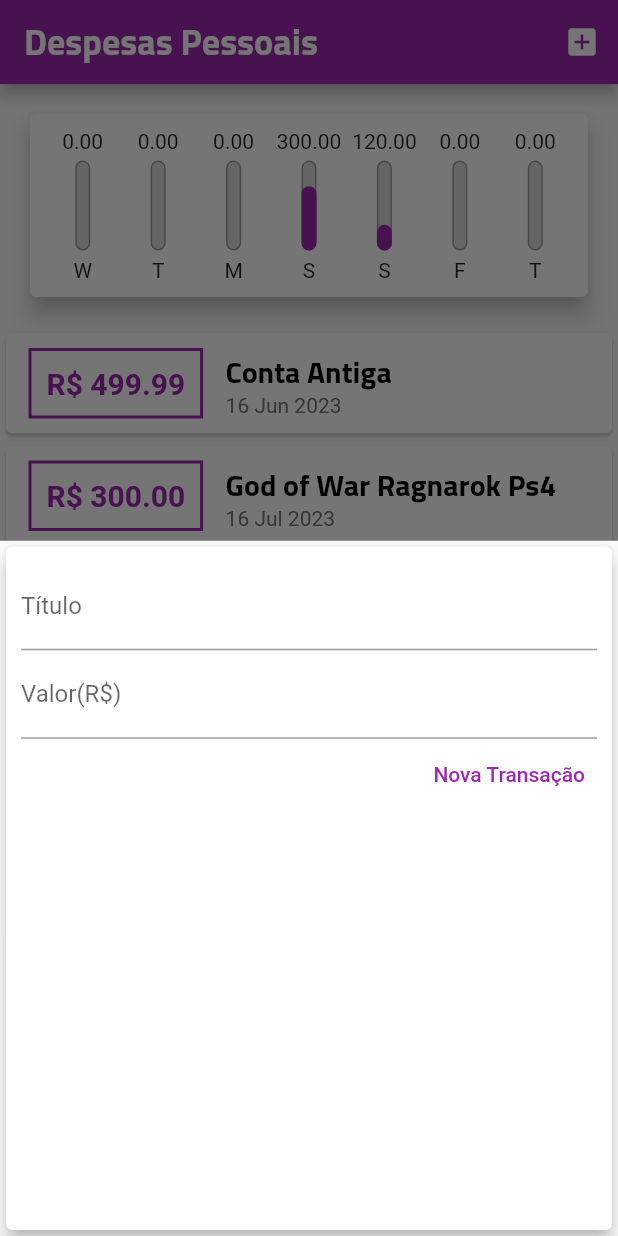
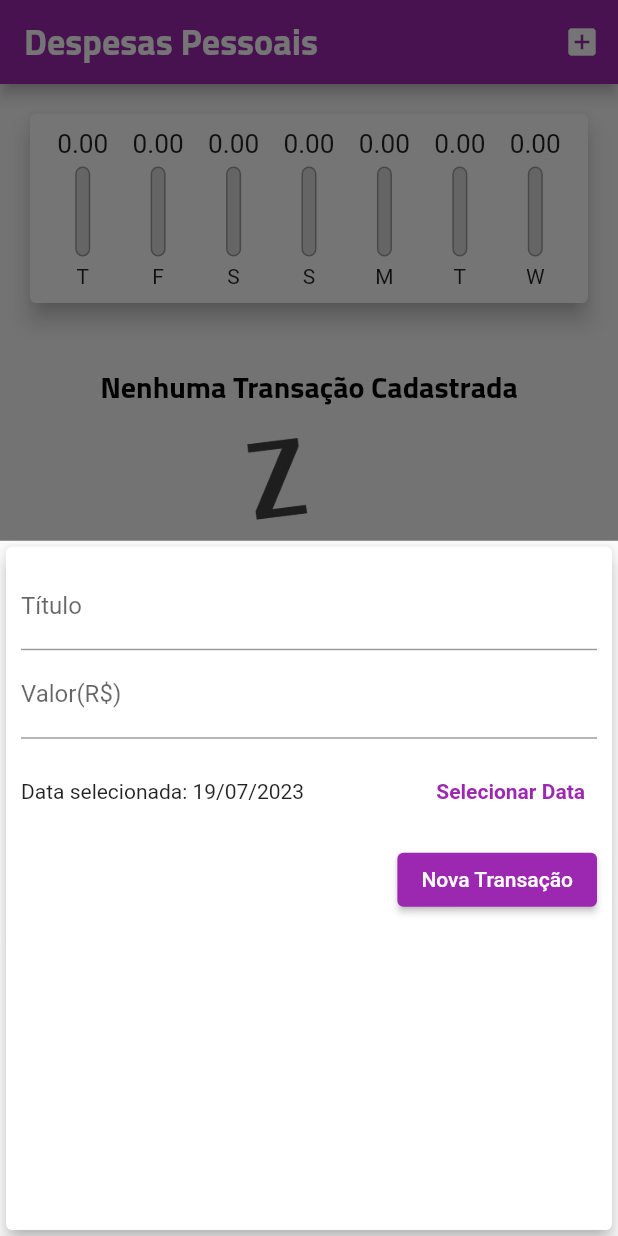
Before and after one commit to nahtanPNG/curso-flutter-udemy, a Flutter app: the screen it shows after launch, after a tap on the "add box" icon, on a phone screen of 412 x 824 dp. Run offline on Flutter 3.47's test engine with Material 2 defaults, Android fonts, the phone set to English and light mode, and no system bars.

Commit message:
Apagar Transação e Selecionar data

```diff
--- a/Flutter/Construindo App Real - Despesas Pessoais/expenses/lib/components/chart.dart
+++ b/Flutter/Construindo App Real - Despesas Pessoais/expenses/lib/components/chart.dart
@@ -30,7 +30,7 @@ class Chart extends StatelessWidget {
         'day': DateFormat.E().format(weekDay)[0], //Pegando a primeira letra do dia da semana
         'value': totalSum,
       };
-    });
+    }).reversed.toList(); // Reverte a ordem dos elementos
   }
 
   double get _weekTotalValue {
@@ -54,7 +54,7 @@ class Chart extends StatelessWidget {
                 child: ChartBar(
                   label: tr['day'] as String,
                   value: tr['value'] as double,
-                  percentage: (tr['value'] as double) / _weekTotalValue, //Dividindo o valor pelo valor total da semana para descobrir a porcentagem
+                  percentage: _weekTotalValue == 0 ? 0 : (tr['value'] as double) / _weekTotalValue, //Dividindo o valor pelo valor total da semana para descobrir a porcentagem
                 ),
               );
           }).toList(),
--- a/Flutter/Construindo App Real - Despesas Pessoais/expenses/lib/components/chart_bar.dart
+++ b/Flutter/Construindo App Real - Despesas Pessoais/expenses/lib/components/chart_bar.dart
@@ -15,8 +15,11 @@ class ChartBar extends StatelessWidget {
   Widget build(BuildContext context) {
     return Column(
       children: [
-        FittedBox( //O texto se adequa para caber no fittedbox
-          child: Text('${value.toStringAsFixed(2)}'),
+        Container(
+          height: 20,
+          child: FittedBox( //O texto se adequa para caber no fittedbox
+            child: Text('${value.toStringAsFixed(2)}'),
+          ),
         ),
         SizedBox(height: 5),
         Container(
--- a/Flutter/Construindo App Real - Despesas Pessoais/expenses/lib/components/transaction_form.dart
+++ b/Flutter/Construindo App Real - Despesas Pessoais/expenses/lib/components/transaction_form.dart
@@ -1,7 +1,8 @@
 import 'package:flutter/material.dart';
+import 'package:intl/intl.dart';
 
 class TransactionForm extends StatefulWidget {
-  final void Function(String, double) onSubmit; //Estabelencendo a conexão entre o pai (user) com o filho (form)
+  final void Function(String, double, DateTime)onSubmit; //Estabelencendo a conexão entre o pai (user) com o filho (form)
 
   TransactionForm(this.onSubmit);
 
@@ -10,19 +11,38 @@ class TransactionForm extends StatefulWidget {
 }
 
 class _TransactionFormState extends State<TransactionForm> {
-  final titleController = TextEditingController();
-
-  final valueController = TextEditingController();
+  final _titleController = TextEditingController();
+  final _valueController = TextEditingController();
+  DateTime? _selectedDate = DateTime.now();
 
   _submitForm() {
-    final title = titleController.text;
-    final value = double.tryParse(valueController.text) ?? 0.0; // ?? -> caso não funcione, define um valor padrão
+    final title = _titleController.text;
+    final value = double.tryParse(_valueController.text) ?? 0.0; // ?? -> caso não funcione, define um valor padrão
 
-  if(title.isEmpty || value <= 0){
-    return;
+    if (title.isEmpty || value <= 0 || _selectedDate == null) {
+      return;
+    }
+
+    widget.onSubmit(title, value, _selectedDate!);
   }
 
-    widget.onSubmit(title, value);
+  _showDatePicker() {
+    showDatePicker(
+      // Retorna um Future -> algo no futuro -> não espera para executar
+      context: context,
+      initialDate: DateTime.now(),
+      firstDate: DateTime(2022),
+      lastDate: DateTime.now(),
+    ).then((pickedDate) {
+      if (pickedDate == null) {
+        return;
+      }
+
+      setState(() {
+        //Forma que o flutte entende que o dado foi alterado e precisa mudar a interface
+        _selectedDate = pickedDate;
+      });
+    });
   }
 
   @override
@@ -34,27 +54,50 @@ class _TransactionFormState extends State<TransactionForm> {
         child: Column(
           children: [
             TextField(
-              controller: titleController,
+              controller: _titleController,
               onSubmitted: (_) => _submitForm(),
               decoration: InputDecoration(
                 labelText: 'Título',
               ),
             ),
             TextField(
-              controller: valueController,
-              keyboardType: TextInputType.numberWithOptions(decimal: true), //Alterando para o Teclado numérico
+              controller: _valueController,
+              keyboardType: TextInputType.numberWithOptions(
+                  decimal: true), //Alterando para o Teclado numérico
               onSubmitted: (_) => _submitForm(),
               decoration: InputDecoration(
                 labelText: 'Valor(R\$)',
               ),
             ),
+            Container(
+              height: 70,
+              child: Row(
+                children: [
+                  Expanded(
+                    child: Text(
+                      _selectedDate == null
+                          ? 'Nenhuma data selecionada'
+                          : 'Data selecionada: ${DateFormat('dd/MM/y').format(_selectedDate!)}',
+                    ),
+                  ),
+                  TextButton(
+                      onPressed: _showDatePicker,
+                      child: Text(
+                        'Selecionar Data',
+                        style: TextStyle(
+                          fontWeight: FontWeight.bold,
+                        ),
+                      ))
+                ],
+              ),
+            ),
             Row(
               mainAxisAlignment: MainAxisAlignment.end,
               children: [
-                TextButton(
+                ElevatedButton(
                   child: Text('Nova Transação'),
                   style: TextButton.styleFrom(
-                    foregroundColor: Colors.purple,
+                    foregroundColor: Colors.white,
                   ),
                   onPressed: _submitForm,
                 ),
--- a/Flutter/Construindo App Real - Despesas Pessoais/expenses/lib/components/transaction_list.dart
+++ b/Flutter/Construindo App Real - Despesas Pessoais/expenses/lib/components/transaction_list.dart
@@ -4,8 +4,9 @@ import 'package:intl/intl.dart';
 
 class TransactionList extends StatelessWidget {
   final List<Transaction> transactions;
+  final void Function(String) onRemove;
 
-  TransactionList(this.transactions);
+  TransactionList(this.transactions, this.onRemove);
 
   @override
   Widget build(BuildContext context) {
@@ -15,17 +16,22 @@ class TransactionList extends StatelessWidget {
           ? Column(
               //Se não houver elementos em transactions -> mostra a imagem
               children: [
-                SizedBox(height: 20,), //Espaçamento
+                SizedBox(
+                  height: 20,
+                ), //Espaçamento
                 Text(
                   'Nenhuma Transação Cadastrada',
                   style: Theme.of(context).textTheme.titleLarge,
                 ),
-                SizedBox(height: 20,),
+                SizedBox(
+                  height: 20,
+                ),
                 Container(
                   height: 200,
                   child: Image.asset(
                     'assets/images/waiting.png',
-                    fit: BoxFit.cover, //Consegue ajustar a imagem quando o pai tem altura definida(Container)
+                    fit: BoxFit
+                        .cover, //Consegue ajustar a imagem quando o pai tem altura definida(Container)
                   ),
                 ),
               ],
@@ -35,46 +41,35 @@ class TransactionList extends StatelessWidget {
               itemBuilder: (ctx, index) {
                 final tr = transactions[index];
                 return Card(
-                  child: Row(
-                    children: [
-                      Container(
-                        margin: const EdgeInsets.symmetric(
-                          horizontal: 15,
-                          vertical: 10,
-                        ),
-                        decoration: BoxDecoration(
-                            border: Border.all(
-                          //Criando uma borda
-                          color: Colors.purple,
-                          width: 2,
-                        )),
-                        padding: const EdgeInsets.all(10),
-                        child: Text(
-                          'R\$ ${tr.value.toStringAsFixed(2)}', //ToStringAsFixed(numero de casas decimais)
-                          style: const TextStyle(
-                            //Estilizando o texto
-                            fontWeight: FontWeight.bold,
-                            fontSize: 20,
-                            color: Colors.purple,
-                          ),
+                  elevation: 5,
+                  margin: EdgeInsets.symmetric(
+                    vertical: 8,
+                    horizontal: 5,
+                  ),
+                  child: ListTile(
+                    leading: CircleAvatar(
+                      backgroundColor: Theme.of(context).colorScheme.primary,
+                      foregroundColor: Colors.white,
+                      radius: 30,
+                      child: Padding(
+                        padding: const EdgeInsets.all(6),
+                        child: FittedBox(
+                          child: Text('R\$${tr.value}'),
                         ),
                       ),
-                      Column(
-                        crossAxisAlignment: CrossAxisAlignment.start,
-                        children: [
-                          Text(
-                            tr.title,
-                            style: Theme.of(context).textTheme.titleLarge,
-                          ),
-                          Text(
-                              DateFormat('d MMM y')
-                                  .format(tr.date), //Formatando a data com INTL
-                              style: TextStyle(
-                                color: Colors.grey[600],
-                              ))
-                        ],
-                      )
-                    ],
+                    ),
+                    title: Text(
+                      tr.title,
+                      style: Theme.of(context).textTheme.titleLarge,
+                    ),
+                    subtitle: Text(
+                      DateFormat('d MMM y').format(tr.date),
+                    ),
+                    trailing: IconButton( //Botão para apagar a transação
+                      icon: Icon(Icons.delete),
+                      color: Theme.of(context).colorScheme.error,
+                      onPressed: () => onRemove(tr.id), //passando o id para a função onRemove
+                    ),
                   ),
                 );
               }),
--- a/Flutter/Construindo App Real - Despesas Pessoais/expenses/lib/main.dart
+++ b/Flutter/Construindo App Real - Despesas Pessoais/expenses/lib/main.dart
@@ -47,26 +47,7 @@ class MyHomePage extends StatefulWidget {
 
 class _MyHomePageState extends State<MyHomePage> {
 
-  final List<Transaction> _transactions = [
-    Transaction(
-      id: 't0',
-      title: 'Conta Antiga',
-      value: 499.99,
-      date: DateTime.now().subtract(Duration(days: 33)), //Data de agora
-    ),
-    Transaction(
-      id: 't1',
-      title: 'God of War Ragnarok Ps4',
-      value: 300,
-      date: DateTime.now().subtract(Duration(days: 3)), //Data de agora
-    ),
-    Transaction(
-      id: 't2',
-      title: 'Fone Bluetooth',
-      value: 120,
-      date: DateTime.now().subtract(Duration(days: 4)), //Data de agora
-    ),
-  ];
+  final List<Transaction> _transactions = [];
 
   List<Transaction> get _recentTransactions {
     return _transactions.where((tr) {
@@ -76,12 +57,12 @@ class _MyHomePageState extends State<MyHomePage> {
     }).toList();
   }
 
-  _addTransaction(String title, double value) {
+  _addTransaction(String title, double value, DateTime date) {
     final newTransaction = Transaction(
       id: Random().nextDouble().toString(),
       title: title,
       value: value,
-      date: DateTime.now(),
+      date: date,
     );
 
     setState(() {
@@ -89,6 +70,13 @@ class _MyHomePageState extends State<MyHomePage> {
     });
 
     Navigator.of(context).pop(); //Fechando o modal
+  }
+
+  _removeTransaction(String id) {
+    setState(() {
+      _transactions.removeWhere((tr) => tr.id == id);
+  });
+
   }
 
     _openTransactionFormModal(BuildContext context) {
@@ -118,7 +106,7 @@ class _MyHomePageState extends State<MyHomePage> {
           crossAxisAlignment: CrossAxisAlignment.stretch,
           children: [
             Chart(_recentTransactions),
-            TransactionList(_transactions),
+            TransactionList(_transactions, _removeTransaction),
           ],
         ),
       ),
```
Also changed, not shown: 128 other files.
